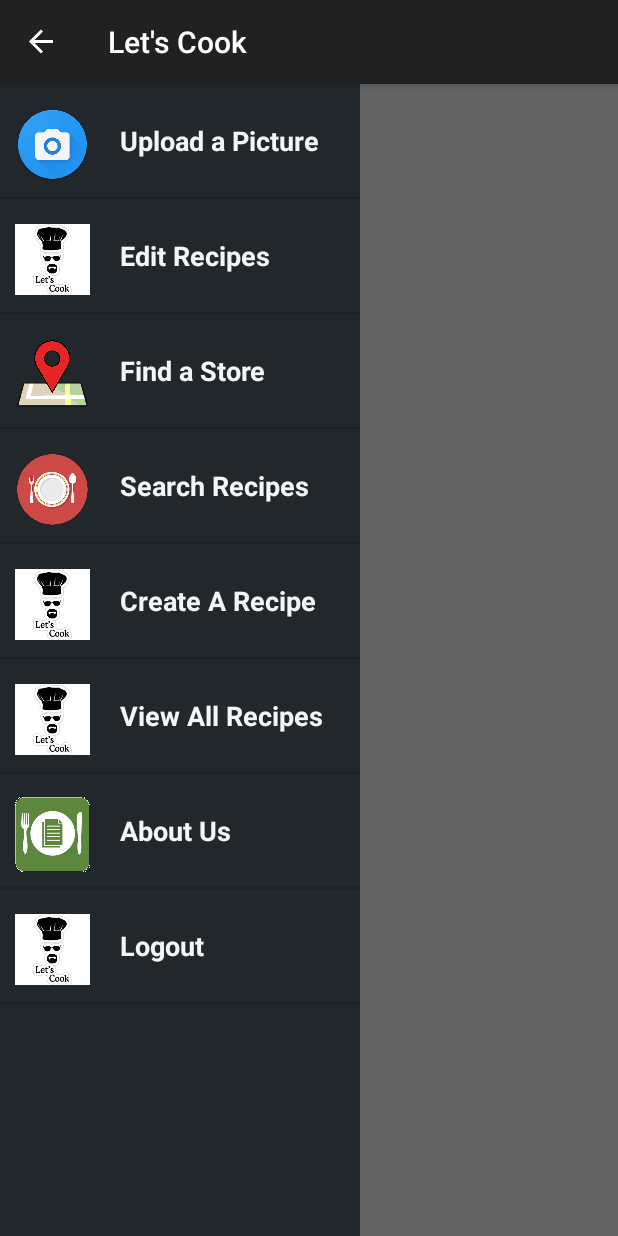
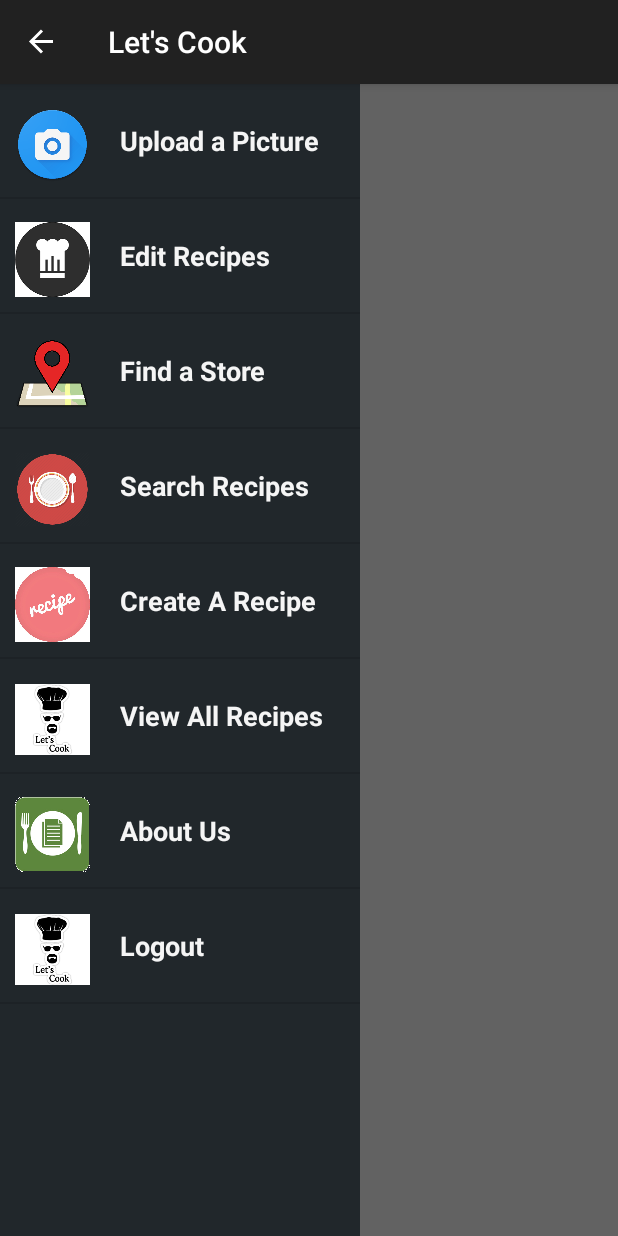
Before and after one commit to ImtananRaja/FinalProject, an Android app: the NavigationActivity screen opened directly, with no data from a screen before it, with the side drawer open, on a phone screen of 412 x 824 dp. Run offline under Robolectric (Android 15) with nearby library versions, the phone set to English and light mode, and no system bars; our stand-ins replace Volley; network calls fail; 7 statements that could not run were skipped.

Commit message:
images added for the menu bar

```diff
--- a/app/build.gradle
+++ b/app/build.gradle
@@ -6,7 +6,7 @@ android {
 
     defaultConfig {
         applicationId "com.imtanan.finalproject"
-        minSdkVersion 21
+        minSdkVersion 19
         targetSdkVersion 23
         versionCode 1
         versionName "1.0"
--- a/app/src/main/java/com/imtanan/finalproject/NavigationActivity.java
+++ b/app/src/main/java/com/imtanan/finalproject/NavigationActivity.java
@@ -41,10 +41,10 @@ public class NavigationActivity extends AppCompatActivity {
         fragmentManager.beginTransaction().replace(R.id.mainContent, fragment).commit();
 
         mNavItems.add(new NavigationItem("Upload a Picture", R.drawable.upload_image));
-        mNavItems.add(new NavigationItem("Edit Recipes", R.drawable.ic_launcher));
+        mNavItems.add(new NavigationItem("Edit Recipes", R.drawable.edit_recipe));
         mNavItems.add(new NavigationItem("Find a Store", R.drawable.location_pinpoint));
         mNavItems.add(new NavigationItem("Search Recipes", R.drawable.searchrecipes));
-        mNavItems.add(new NavigationItem("Create A Recipe", R.drawable.ic_launcher));
+        mNavItems.add(new NavigationItem("Create A Recipe", R.drawable.create_recipe));
         mNavItems.add(new NavigationItem("View All Recipes", R.drawable.ic_launcher));
         mNavItems.add(new NavigationItem("About Us", R.drawable.about_us));
         mNavItems.add(new NavigationItem("Logout ", R.drawable.ic_launcher));
--- a/app/src/main/java/com/imtanan/finalproject/SupermarketLocation.java
+++ b/app/src/main/java/com/imtanan/finalproject/SupermarketLocation.java
@@ -299,7 +299,7 @@ public class SupermarketLocation extends Fragment {
         }
 
         String search = "https://maps.googleapis.com/maps/api/place/search/json?type=grocery_or_supermarket&rankby=distance&location="
-        + latitude + "," + longitude + "&sensor=true&key=AIzaSyDr8x8BsxcaJ1-akrgKEQruVDaSL8Y8BTA";
+        + latitude + "," + longitude + "&sensor=true&key=";
 
         PlacesTask placesTask = new PlacesTask();
         placesTask.execute(search);
--- a/app/src/main/res/layout/activity_splash.xml
+++ b/app/src/main/res/layout/activity_splash.xml
@@ -9,5 +9,5 @@
 <ImageView
     android:layout_width="fill_parent"
     android:layout_height="fill_parent"
-    android:src="@drawable/ic_launcher"/>
+    android:src="@drawable/ic_launcher1"/>
 </RelativeLayout>
```
Also changed, not shown: app/src/main/res/drawable-hdpi/create_recipe.png (added), app/src/main/res/drawable-hdpi/edit_recipe.png (added), app/src/main/res/drawable-hdpi/ic_launcher1.png (added), app/src/main/res/drawable-mdpi/create_recipe.png (added), app/src/main/res/drawable-mdpi/edit_recipe.png (added), app/src/main/res/drawable-mdpi/ic_launcher1.png (added), app/src/main/res/drawable-xhdpi/create_recipe.png (added), app/src/main/res/drawable-xhdpi/edit_recipe.png (added), app/src/main/res/drawable-xhdpi/ic_launcher1.png (added), app/src/main/res/drawable-xxhdpi/create_recipe.png (added), app/src/main/res/drawable-xxhdpi/edit_recipe.png (added), app/src/main/res/drawable-xxhdpi/ic_launcher1.png (added).
